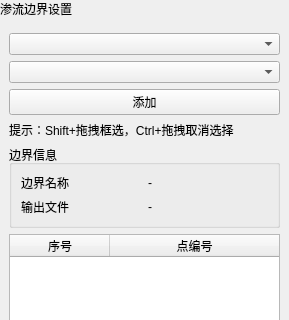
Qt form plugins/Base_Solver/SeepageBoundaryPage.ui (asd977/base_cae) before a commit; both pictures show x 0 to 289 and y 0 to 320 of the 289 by 620 pixel window.
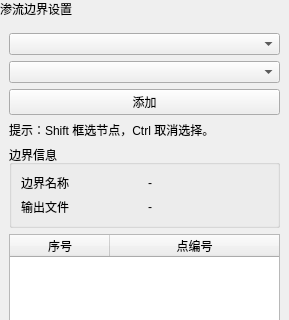
The same form after that commit. Custom widgets are drawn as their Qt base class.

Patch:
```diff
--- a/plugins/Base_Solver/SeepageBoundaryPage.ui
+++ b/plugins/Base_Solver/SeepageBoundaryPage.ui
@@ -89,7 +89,7 @@
      <item>
       <widget class="QLabel" name="boxSelectHintLabel">
        <property name="text">
-        <string>提示：Shift+拖拽框选，Ctrl+拖拽取消选择</string>
+        <string>提示：Shift 框选节点，Ctrl 取消选择。</string>
        </property>
        <property name="wordWrap">
         <bool>false</bool>
```
Left out of the diff: 2 changed lines with no effect on the pictures.
